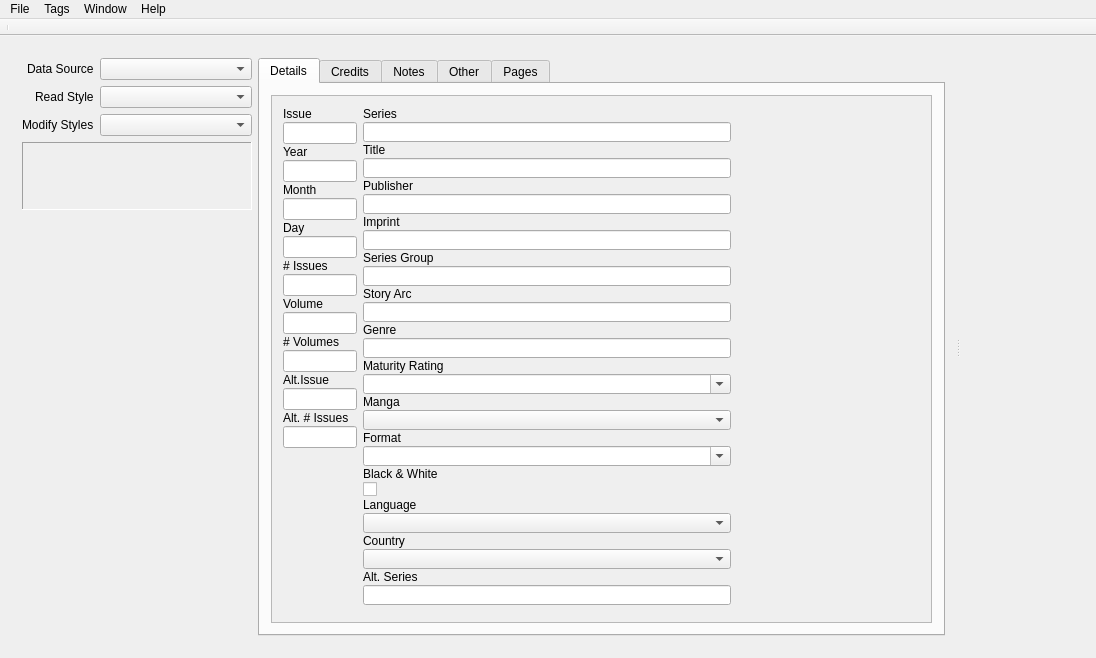
Old version of the form comictaggerlib/ui/taggerwindow.ui in the repository comictagger/comictagger.
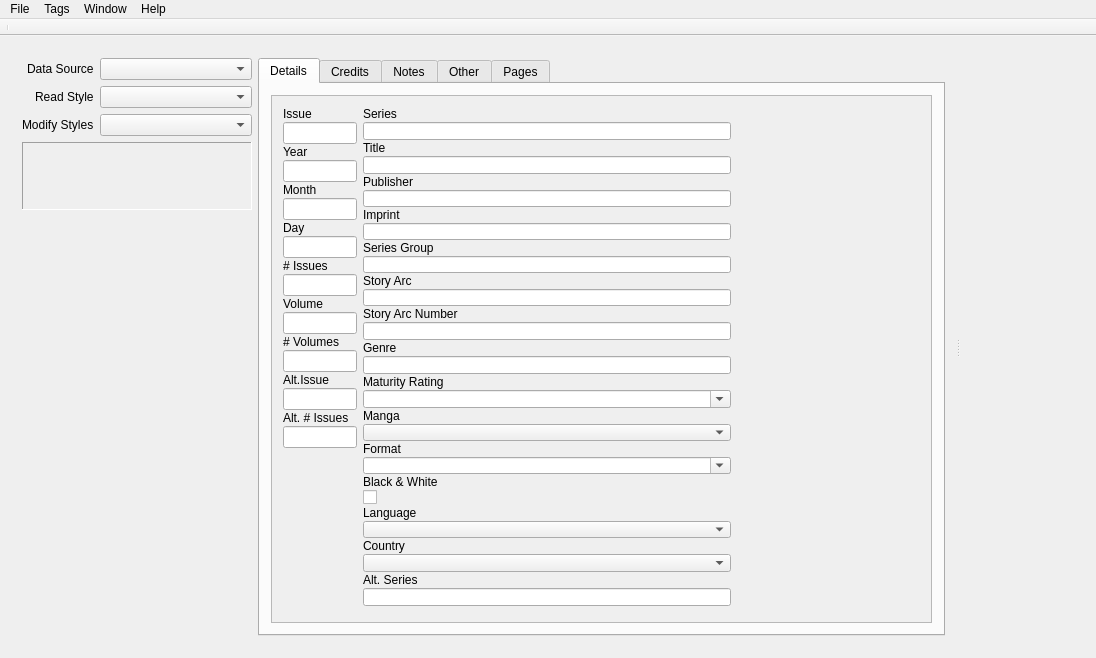
New version of the form. Custom widgets are drawn as their Qt base class.

Patch:
```diff
--- a/comictaggerlib/ui/taggerwindow.ui
+++ b/comictaggerlib/ui/taggerwindow.ui
@@ -653,27 +653,41 @@
                        </widget>
                       </item>
                       <item row="6" column="0">
+                       <widget class="QLabel" name="label_36">
+                        <property name="text">
+                         <string>Story Arc Number</string>
+                        </property>
+                       </widget>
+                      </item>
+                      <item row="6" column="1">
+                       <widget class="QLineEdit" name="leStoryArcNumber">
+                        <property name="acceptDrops">
+                         <bool>false</bool>
+                        </property>
+                       </widget>
+                      </item>
+                      <item row="7" column="0">
                        <widget class="QLabel" name="label_24">
                         <property name="text">
                          <string>Genre</string>
                         </property>
                        </widget>
                       </item>
-                      <item row="6" column="1">
+                      <item row="7" column="1">
                        <widget class="QLineEdit" name="leGenre">
                         <property name="acceptDrops">
                          <bool>false</bool>
                         </property>
                        </widget>
                       </item>
-                      <item row="7" column="0">
+                      <item row="8" column="0">
                        <widget class="QLabel" name="label_18">
                         <property name="text">
                          <string>Maturity Rating</string>
                         </property>
                        </widget>
                       </item>
-                      <item row="7" column="1">
+                      <item row="8" column="1">
                        <widget class="QComboBox" name="cbMaturityRating">
                         <property name="autoFillBackground">
                          <bool>false</bool>
@@ -683,28 +697,28 @@
                         </property>
                        </widget>
                       </item>
-                      <item row="8" column="0">
+                      <item row="9" column="0">
                        <widget class="QLabel" name="label_31">
                         <property name="text">
                          <string>Manga</string>
                         </property>
                        </widget>
                       </item>
-                      <item row="8" column="1">
+                      <item row="9" column="1">
                        <widget class="QComboBox" name="cbManga">
                         <property name="autoFillBackground">
                          <bool>false</bool>
                         </property>
                        </widget>
                       </item>
-                      <item row="9" column="0">
+                      <item row="10" column="0">
                        <widget class="QLabel" name="label_26">
                         <property name="text">
                          <string>Format</string>
                         </property>
                        </widget>
                       </item>
-                      <item row="9" column="1">
+                      <item row="10" column="1">
                        <widget class="QComboBox" name="cbFormat">
                         <property name="sizePolicy">
                          <sizepolicy hsizetype="Preferred" vsizetype="Maximum">
@@ -717,14 +731,14 @@
                         </property>
                        </widget>
                       </item>
-                      <item row="10" column="0">
+                      <item row="11" column="0">
                        <widget class="QLabel" name="label_32">
                         <property name="text">
                          <string>Black &amp; White</string>
                         </property>
                        </widget>
                       </item>
-                      <item row="10" column="1">
+                      <item row="11" column="1">
                        <widget class="QCheckBox" name="cbBW">
                         <property name="layoutDirection">
                          <enum>Qt::LeftToRight</enum>
@@ -737,14 +751,14 @@
                         </property>
                        </widget>
                       </item>
-                      <item row="11" column="0">
+                      <item row="12" column="0">
                        <widget class="QLabel" name="label_13">
                         <property name="text">
                          <string>Language</string>
                         </property>
                        </widget>
                       </item>
-                      <item row="11" column="1">
+                      <item row="12" column="1">
                        <widget class="QComboBox" name="cbLanguage">
                         <property name="sizePolicy">
                          <sizepolicy hsizetype="Preferred" vsizetype="Preferred">
@@ -754,14 +768,14 @@
                         </property>
                        </widget>
                       </item>
-                      <item row="12" column="0">
+                      <item row="13" column="0">
                        <widget class="QLabel" name="label_14">
                         <property name="text">
                          <string>Country</string>
                         </property>
                        </widget>
                       </item>
-                      <item row="12" column="1">
+                      <item row="13" column="1">
                        <widget class="QComboBox" name="cbCountry">
                         <property name="sizePolicy">
                          <sizepolicy hsizetype="Preferred" vsizetype="Preferred">
@@ -771,14 +785,14 @@
                         </property>
                        </widget>
                       </item>
-                      <item row="13" column="0">
+                      <item row="14" column="0">
                        <widget class="QLabel" name="label_21">
                         <property name="text">
                          <string>Alt. Series</string>
                         </property>
                        </widget>
                       </item>
-                      <item row="13" column="1">
+                      <item row="14" column="1">
                        <widget class="QLineEdit" name="leAltSeries">
                         <property name="acceptDrops">
                          <bool>false</bool>
```
